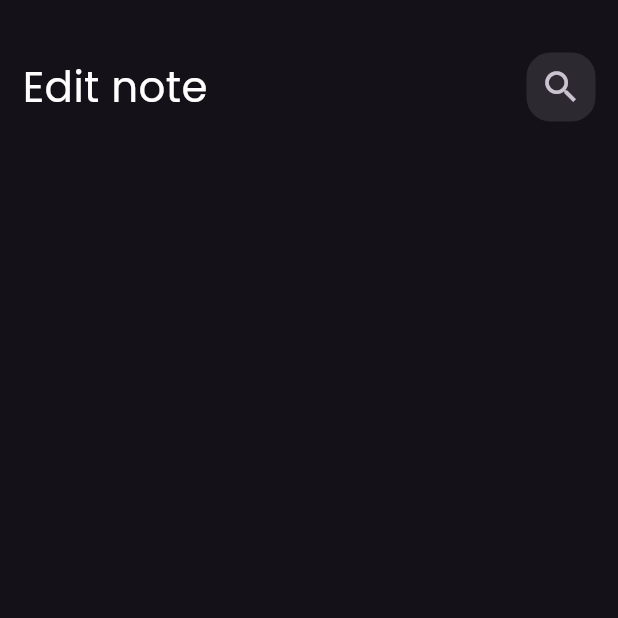
After one commit to minasalah555/notes_app, a Flutter app: the screen it shows after launch, after a tap on "Flutter tips", on a phone screen of 412 x 824 dp, the top half of it. The commit adds this screen. Run offline on Flutter 3.47's test engine with Material 3 defaults, Android fonts, the phone set to English and light mode, and no system bars; our stand-ins replace font_awesome_flutter.

Commit message:
Add edit notes view

```diff
--- a/lib/main.dart
+++ b/lib/main.dart
@@ -1,4 +1,5 @@
 import 'package:flutter/material.dart';
+import 'package:notes_app/views/edit_note.dart';
 import 'package:notes_app/views/notes_view.dart';
 
 void main() {
@@ -11,7 +12,10 @@ class NotesApp extends StatelessWidget {
   @override
   Widget build(BuildContext context) {
     return MaterialApp(
-      routes: {NotesView.id: (context) => NotesView()},
+      routes: {
+        NotesView.id: (context) => NotesView(),
+        EditNote.id: (context) => EditNote(),
+      },
       debugShowCheckedModeBanner: false,
       theme: ThemeData(
         brightness: Brightness.dark,
--- /dev/null
+++ b/lib/views/edit_note.dart
@@ -0,0 +1,11 @@
+import 'package:flutter/material.dart';
+import 'package:notes_app/views/widgets/edit_view_body.dart';
+
+class EditNote extends StatelessWidget {
+  const EditNote({super.key});
+  static String id = 'EditNote';
+  @override
+  Widget build(BuildContext context) {
+    return Scaffold(body: BodyEditNote());
+  }
+}
--- a/lib/views/widgets/custom_app_bar.dart
+++ b/lib/views/widgets/custom_app_bar.dart
@@ -2,16 +2,16 @@ import 'package:flutter/material.dart';
 import 'package:notes_app/views/widgets/custom_search_icon.dart';
 
 class CustomAppBar extends StatelessWidget {
-  const CustomAppBar({super.key});
-
+  const CustomAppBar({super.key, required this.title});
+  final String title;
   @override
   Widget build(BuildContext context) {
-    return const Padding(
-      padding: EdgeInsets.only(top: 35),
+    return Padding(
+      padding: const EdgeInsets.only(top: 35),
       child: Row(
         children: [
-          Text('Notes', style: TextStyle(color: Colors.white, fontSize: 28)),
-          Spacer(),
+          Text(title, style: TextStyle(color: Colors.white, fontSize: 28)),
+          const Spacer(),
           CustomSearchIcon(),
         ],
       ),
--- a/lib/views/widgets/custom_search_icon.dart
+++ b/lib/views/widgets/custom_search_icon.dart
@@ -1,7 +1,7 @@
 import 'package:flutter/material.dart';
 
 class CustomSearchIcon extends StatelessWidget {
-  const CustomSearchIcon({super.key});
+  CustomSearchIcon({super.key});
 
   @override
   Widget build(BuildContext context) {
--- /dev/null
+++ b/lib/views/widgets/edit_view_body.dart
@@ -0,0 +1,14 @@
+import 'package:flutter/material.dart';
+import 'package:notes_app/views/widgets/custom_app_bar.dart';
+
+class BodyEditNote extends StatelessWidget {
+  const BodyEditNote({super.key});
+
+  @override
+  Widget build(BuildContext context) {
+    return Padding(
+      padding: const EdgeInsets.symmetric(horizontal: 15),
+      child: Column(children: [CustomAppBar(title: 'Edit note')]),
+    );
+  }
+}
--- a/lib/views/widgets/item_notes.dart
+++ b/lib/views/widgets/item_notes.dart
@@ -1,12 +1,17 @@
 import 'package:flutter/material.dart';
 import 'package:font_awesome_flutter/font_awesome_flutter.dart';
+import 'package:notes_app/views/edit_note.dart';
 
 class CustomItemNotes extends StatelessWidget {
   const CustomItemNotes({super.key, required this.color});
   final Color color;
   @override
   Widget build(BuildContext context) {
-    return Container(
+    return GestureDetector(
+      onTap: () {
+        Navigator.pushNamed(context, EditNote.id);
+      },
+      child: Container(
         padding: EdgeInsets.only(top: 24, bottom: 24, left: 16),
         decoration: BoxDecoration(
           color: color,
@@ -60,6 +65,7 @@ class CustomItemNotes extends StatelessWidget {
             ),
           ],
         ),
+      ),
     );
   }
 }
--- a/lib/views/widgets/notes_view_body.dart
+++ b/lib/views/widgets/notes_view_body.dart
@@ -9,7 +9,9 @@ class NotesViewBody extends StatelessWidget {
   Widget build(BuildContext context) {
     return Padding(
       padding: const EdgeInsets.symmetric(horizontal: 15),
-      child: const Column(children: [CustomAppBar(), CustomItemNotesList()]),
+      child: const Column(
+        children: [CustomAppBar(title: 'Notes'), CustomItemNotesList()],
+      ),
     );
   }
 }
```
Also changed, not shown: lib/views/widgets/custom_botton_add.dart (+9 -2 lines). Lines whose indentation alone changed are shown as unchanged.
